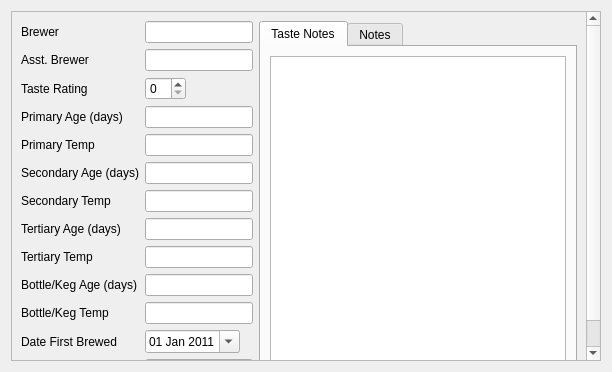
Above: ui/recipeExtrasWidget.ui from Brewken/brewken before the change. Below: the same form after it.
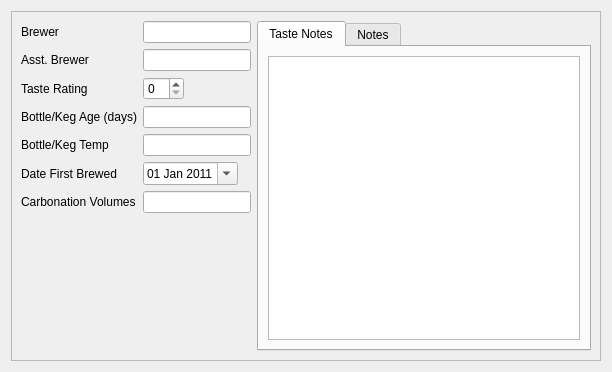
That is the form after the change. Custom widgets are drawn as their Qt base class.

What changed in the file:
```diff
--- a/ui/recipeExtrasWidget.ui
+++ b/ui/recipeExtrasWidget.ui
@@ -124,216 +124,6 @@
            </property>
           </widget>
          </item>
-         <item row="3" column="0">
-          <widget class="QLabel" name="label_primaryAge">
-           <property name="contextMenuPolicy">
-            <enum>Qt::CustomContextMenu</enum>
-           </property>
-           <property name="text">
-            <string>Primary Age (days)</string>
-           </property>
-           <property name="buddy">
-            <cstring>lineEdit_primaryAge</cstring>
-           </property>
-          </widget>
-         </item>
-         <item row="3" column="1">
-          <widget class="SmartLineEdit" name="lineEdit_primaryAge">
-           <property name="sizePolicy">
-            <sizepolicy hsizetype="Preferred" vsizetype="Fixed">
-             <horstretch>0</horstretch>
-             <verstretch>0</verstretch>
-            </sizepolicy>
-           </property>
-           <property name="minimumSize">
-            <size>
-             <width>64</width>
-             <height>0</height>
-            </size>
-           </property>
-           <property name="maximumSize">
-            <size>
-             <width>256</width>
-             <height>16777215</height>
-            </size>
-           </property>
-          </widget>
-         </item>
-         <item row="4" column="0">
-          <widget class="SmartLabel" name="label_primaryTemp">
-           <property name="contextMenuPolicy">
-            <enum>Qt::CustomContextMenu</enum>
-           </property>
-           <property name="text">
-            <string>Primary Temp</string>
-           </property>
-           <property name="buddy">
-            <cstring>lineEdit_primaryTemp</cstring>
-           </property>
-          </widget>
-         </item>
-         <item row="4" column="1">
-          <widget class="SmartLineEdit" name="lineEdit_primaryTemp">
-           <property name="sizePolicy">
-            <sizepolicy hsizetype="Preferred" vsizetype="Fixed">
-             <horstretch>0</horstretch>
-             <verstretch>0</verstretch>
-            </sizepolicy>
-           </property>
-           <property name="minimumSize">
-            <size>
-             <width>64</width>
-             <height>0</height>
-            </size>
-           </property>
-           <property name="maximumSize">
-            <size>
-             <width>256</width>
-             <height>16777215</height>
-            </size>
-           </property>
-          </widget>
-         </item>
-         <item row="5" column="0">
-          <widget class="QLabel" name="label_secAge">
-           <property name="contextMenuPolicy">
-            <enum>Qt::CustomContextMenu</enum>
-           </property>
-           <property name="text">
-            <string>Secondary Age (days)</string>
-           </property>
-           <property name="buddy">
-            <cstring>lineEdit_secAge</cstring>
-           </property>
-          </widget>
-         </item>
-         <item row="5" column="1">
-          <widget class="SmartLineEdit" name="lineEdit_secAge">
-           <property name="sizePolicy">
-            <sizepolicy hsizetype="Preferred" vsizetype="Fixed">
-             <horstretch>0</horstretch>
-             <verstretch>0</verstretch>
-            </sizepolicy>
-           </property>
-           <property name="minimumSize">
-            <size>
-             <width>64</width>
-             <height>0</height>
-            </size>
-           </property>
-           <property name="maximumSize">
-            <size>
-             <width>256</width>
-             <height>16777215</height>
-            </size>
-           </property>
-          </widget>
-         </item>
-         <item row="6" column="0">
-          <widget class="SmartLabel" name="label_secTemp">
-           <property name="contextMenuPolicy">
-            <enum>Qt::CustomContextMenu</enum>
-           </property>
-           <property name="text">
-            <string>Secondary Temp</string>
-           </property>
-           <property name="buddy">
-            <cstring>lineEdit_secTemp</cstring>
-           </property>
-          </widget>
-         </item>
-         <item row="6" column="1">
-          <widget class="SmartLineEdit" name="lineEdit_secTemp">
-           <property name="sizePolicy">
-            <sizepolicy hsizetype="Preferred" vsizetype="Fixed">
-             <horstretch>0</horstretch>
-             <verstretch>0</verstretch>
-            </sizepolicy>
-           </property>
-           <property name="minimumSize">
-            <size>
-             <width>64</width>
-             <height>0</height>
-            </size>
-           </property>
-           <property name="maximumSize">
-            <size>
-             <width>256</width>
-             <height>16777215</height>
-            </size>
-           </property>
-          </widget>
-         </item>
-         <item row="7" column="0">
-          <widget class="QLabel" name="label_tertAge">
-           <property name="contextMenuPolicy">
-            <enum>Qt::CustomContextMenu</enum>
-           </property>
-           <property name="text">
-            <string>Tertiary Age (days)</string>
-           </property>
-           <property name="buddy">
-            <cstring>lineEdit_tertAge</cstring>
-           </property>
-          </widget>
-         </item>
-         <item row="7" column="1">
-          <widget class="SmartLineEdit" name="lineEdit_tertAge">
-           <property name="sizePolicy">
-            <sizepolicy hsizetype="Preferred" vsizetype="Fixed">
-             <horstretch>0</horstretch>
-             <verstretch>0</verstretch>
-            </sizepolicy>
-           </property>
-           <property name="minimumSize">
-            <size>
-             <width>64</width>
-             <height>0</height>
-            </size>
-           </property>
-           <property name="maximumSize">
-            <size>
-             <width>256</width>
-             <height>16777215</height>
-            </size>
-           </property>
-          </widget>
-         </item>
-         <item row="8" column="0">
-          <widget class="SmartLabel" name="label_tertTemp">
-           <property name="contextMenuPolicy">
-            <enum>Qt::CustomContextMenu</enum>
-           </property>
-           <property name="text">
-            <string>Tertiary Temp</string>
-           </property>
-           <property name="buddy">
-            <cstring>lineEdit_tertTemp</cstring>
-           </property>
-          </widget>
-         </item>
-         <item row="8" column="1">
-          <widget class="SmartLineEdit" name="lineEdit_tertTemp">
-           <property name="sizePolicy">
-            <sizepolicy hsizetype="Preferred" vsizetype="Fixed">
-             <horstretch>0</horstretch>
-             <verstretch>0</verstretch>
-            </sizepolicy>
-           </property>
-           <property name="minimumSize">
-            <size>
-             <width>64</width>
-             <height>0</height>
-            </size>
-           </property>
-           <property name="maximumSize">
-            <size>
-             <width>256</width>
-             <height>16777215</height>
-            </size>
-           </property>
-          </widget>
-         </item>
          <item row="9" column="0">
           <widget class="QLabel" name="label_age">
            <property name="contextMenuPolicy">
```
